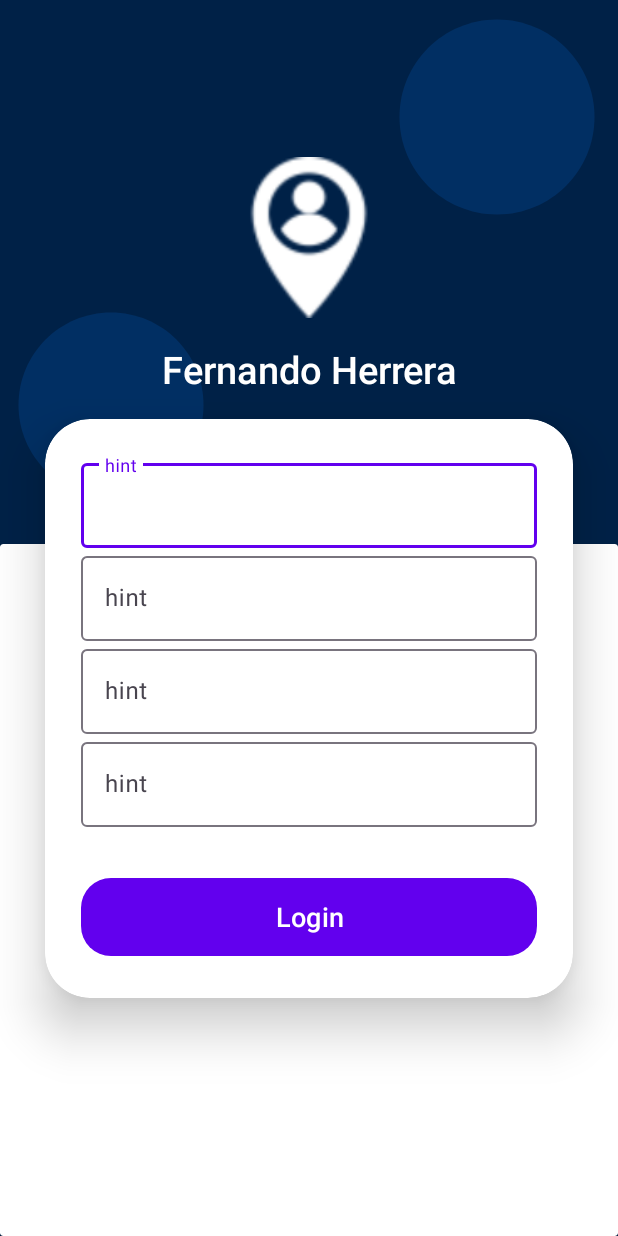
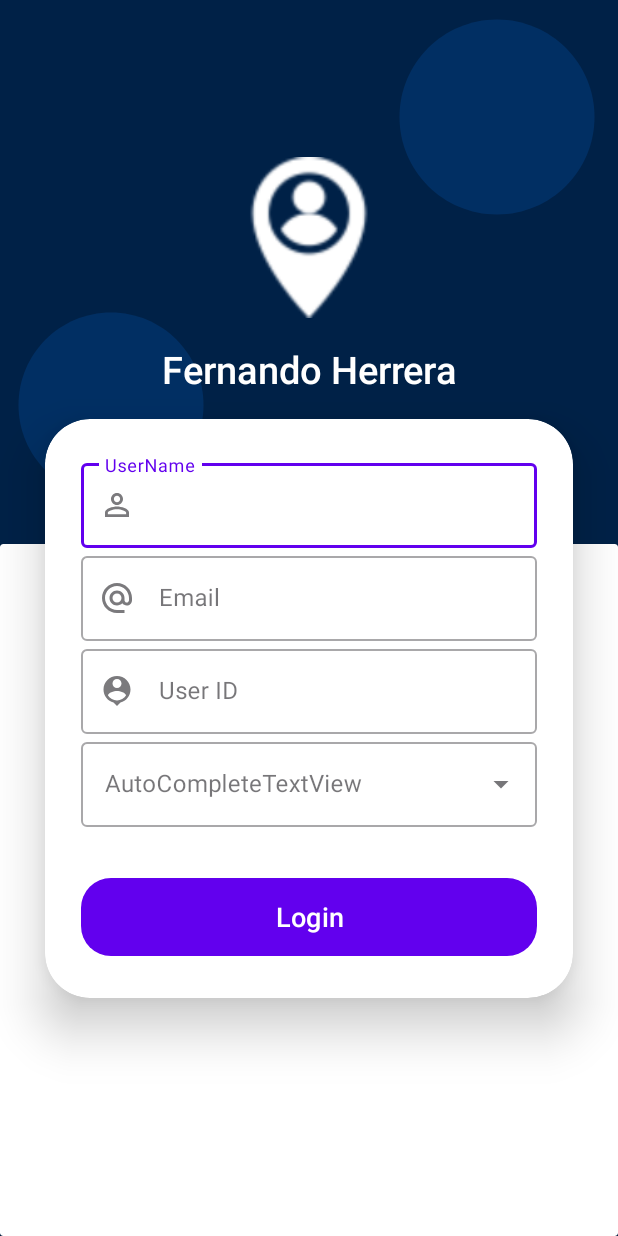
Before and after one commit to CampusDelSaber/hermes, an Android app: the layout activity_user_sign_up_completion_view.xml on its own in the app's theme, with its tools: preview values and no code run, on a phone screen of 412 x 824 dp. Run offline under Robolectric (Android 15) with nearby library versions, the phone set to English and light mode, and no system bars.

Commit message:
feat/Modifictions related to components added and textInputs
I modified the project implemeting a dependency and configuring the project with new assets and images

```diff
--- a/app/build.gradle
+++ b/app/build.gradle
@@ -51,6 +51,7 @@ dependencies {
     implementation 'com.mapbox.mapboxsdk:mapbox-sdk-turf:6.12.0'
     implementation 'com.mapbox.mapboxsdk:mapbox-sdk-core:6.12.0'
     implementation 'androidx.annotation:annotation:1.6.0'
+    implementation 'com.google.android.material:material:1.9.0'
     implementation "org.jetbrains.kotlin:kotlin-stdlib:1.8.0"
     implementation "org.jetbrains.kotlin:kotlin-stdlib-jdk7:1.8.0"
     implementation "org.jetbrains.kotlin:kotlin-stdlib-jdk8:1.8.0"
--- /dev/null
+++ b/app/src/main/res/drawable/baseline_alternate_email_24.xml
@@ -0,0 +1,5 @@
+<vector android:alpha="0.98" android:height="24dp"
+    android:tint="#424242" android:viewportHeight="24"
+    android:viewportWidth="24" android:width="24dp" xmlns:android="http://schemas.android.com/apk/res/android">
+    <path android:fillColor="@android:color/white" android:pathData="M12,2C6.48,2 2,6.48 2,12s4.48,10 10,10h5v-2h-5c-4.34,0 -8,-3.66 -8,-8s3.66,-8 8,-8 8,3.66 8,8v1.43c0,0.79 -0.71,1.57 -1.5,1.57s-1.5,-0.78 -1.5,-1.57L17,12c0,-2.76 -2.24,-5 -5,-5s-5,2.24 -5,5 2.24,5 5,5c1.38,0 2.64,-0.56 3.54,-1.47 0.65,0.89 1.77,1.47 2.96,1.47 1.97,0 3.5,-1.6 3.5,-3.57L22,12c0,-5.52 -4.48,-10 -10,-10zM12,15c-1.66,0 -3,-1.34 -3,-3s1.34,-3 3,-3 3,1.34 3,3 -1.34,3 -3,3z"/>
+</vector>
--- /dev/null
+++ b/app/src/main/res/drawable/baseline_perm_identity_24.xml
@@ -0,0 +1,5 @@
+<vector android:alpha="0.98" android:height="24dp"
+    android:tint="#424242" android:viewportHeight="24"
+    android:viewportWidth="24" android:width="24dp" xmlns:android="http://schemas.android.com/apk/res/android">
+    <path android:fillColor="@android:color/white" android:pathData="M12,5.9c1.16,0 2.1,0.94 2.1,2.1s-0.94,2.1 -2.1,2.1S9.9,9.16 9.9,8s0.94,-2.1 2.1,-2.1m0,9c2.97,0 6.1,1.46 6.1,2.1v1.1L5.9,18.1L5.9,17c0,-0.64 3.13,-2.1 6.1,-2.1M12,4C9.79,4 8,5.79 8,8s1.79,4 4,4 4,-1.79 4,-4 -1.79,-4 -4,-4zM12,13c-2.67,0 -8,1.34 -8,4v3h16v-3c0,-2.66 -5.33,-4 -8,-4z"/>
+</vector>
--- /dev/null
+++ b/app/src/main/res/drawable/baseline_person_pin_24.xml
@@ -0,0 +1,5 @@
+<vector android:alpha="0.98" android:height="24dp"
+    android:tint="#424242" android:viewportHeight="24"
+    android:viewportWidth="24" android:width="24dp" xmlns:android="http://schemas.android.com/apk/res/android">
+    <path android:fillColor="@android:color/white" android:pathData="M12,2c-4.97,0 -9,4.03 -9,9 0,4.17 2.84,7.67 6.69,8.69L12,22l2.31,-2.31C18.16,18.67 21,15.17 21,11c0,-4.97 -4.03,-9 -9,-9zM12,4c1.66,0 3,1.34 3,3s-1.34,3 -3,3 -3,-1.34 -3,-3 1.34,-3 3,-3zM12,18.3c-2.5,0 -4.71,-1.28 -6,-3.22 0.03,-1.99 4,-3.08 6,-3.08 1.99,0 5.97,1.09 6,3.08 -1.29,1.94 -3.5,3.22 -6,3.22z"/>
+</vector>
--- a/app/src/main/res/layout/activity_user_sign_up_completion_view.xml
+++ b/app/src/main/res/layout/activity_user_sign_up_completion_view.xml
@@ -69,47 +69,61 @@
             android:padding="24dp">
 
             <com.google.android.material.textfield.TextInputLayout
+                style="@style/Widget.MaterialComponents.TextInputLayout.OutlinedBox"
+                android:id="@+id/textFieldUserName"
+                android:hint="UserName"
+                app:startIconDrawable="@drawable/baseline_perm_identity_24"
                 android:layout_width="match_parent"
                 android:layout_height="match_parent">
 
                 <com.google.android.material.textfield.TextInputEditText
                     android:layout_width="match_parent"
-                    android:layout_height="wrap_content"
-                    android:hint="hint" />
+                    android:layout_height="wrap_content" />
             </com.google.android.material.textfield.TextInputLayout>
 
             <com.google.android.material.textfield.TextInputLayout
+                style="@style/Widget.MaterialComponents.TextInputLayout.OutlinedBox"
+                android:id="@+id/textFieldEmail"
+                android:hint="Email"
+                app:startIconDrawable="@drawable/baseline_alternate_email_24"
                 android:layout_width="match_parent"
                 android:layout_height="match_parent">
 
                 <com.google.android.material.textfield.TextInputEditText
                     android:layout_width="match_parent"
-                    android:layout_height="wrap_content"
-                    android:hint="hint" />
+                    android:layout_height="wrap_content" />
             </com.google.android.material.textfield.TextInputLayout>
 
             <com.google.android.material.textfield.TextInputLayout
+                style="@style/Widget.MaterialComponents.TextInputLayout.OutlinedBox"
+                android:id="@+id/textFieldID"
+                android:hint="User ID"
+                app:startIconDrawable="@drawable/baseline_person_pin_24"
                 android:layout_width="match_parent"
                 android:layout_height="match_parent">
 
                 <com.google.android.material.textfield.TextInputEditText
                     android:layout_width="match_parent"
-                    android:layout_height="wrap_content"
-                    android:hint="hint" />
+                    android:layout_height="wrap_content" />
             </com.google.android.material.textfield.TextInputLayout>
 
             <com.google.android.material.textfield.TextInputLayout
+                style="@style/Widget.MaterialComponents.TextInputLayout.OutlinedBox.ExposedDropdownMenu"
+                android:id="@+id/ComboBoxTypeUser"
                 android:layout_width="match_parent"
                 android:layout_height="match_parent">
 
-                <com.google.android.material.textfield.TextInputEditText
+                <AutoCompleteTextView
+                    android:id="@+id/autoCompleteTextView2"
                     android:layout_width="match_parent"
                     android:layout_height="wrap_content"
-                    android:hint="hint" />
+                    android:inputType="none"
+                    android:hint="AutoCompleteTextView" />
+
             </com.google.android.material.textfield.TextInputLayout>
 
             <Button
-                android:id="@+id/loginButton"
+                android:id="@+id/bttnRegister"
                 android:layout_width="match_parent"
                 android:layout_height="60dp"
                 android:layout_marginTop="30dp"
```
